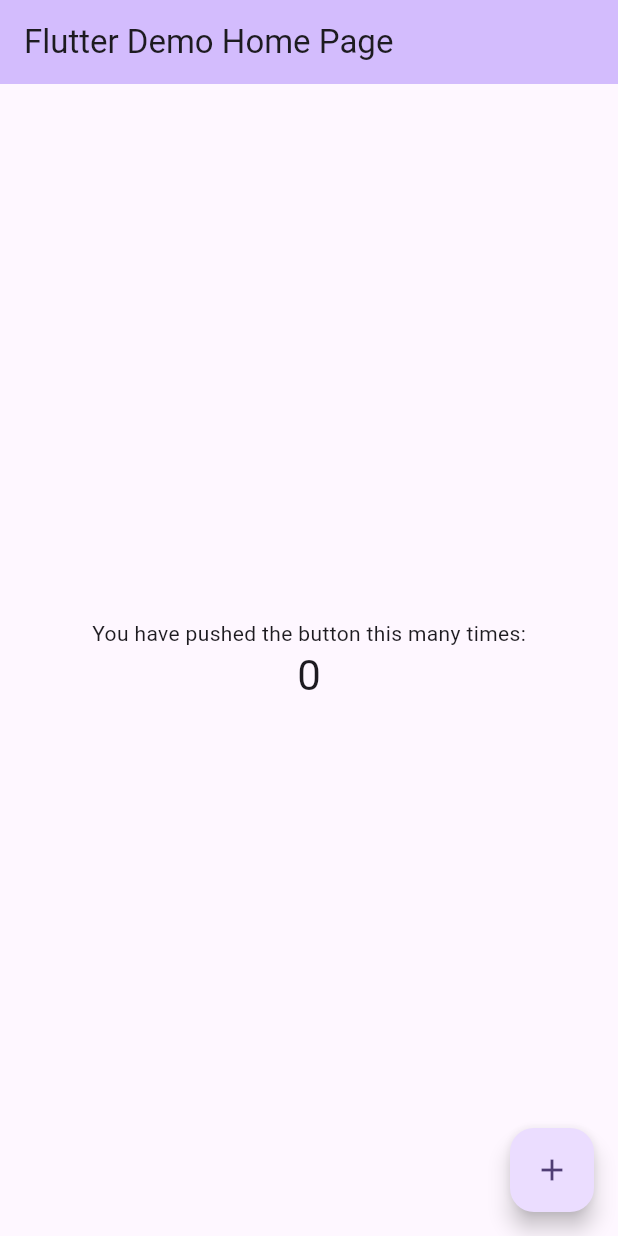
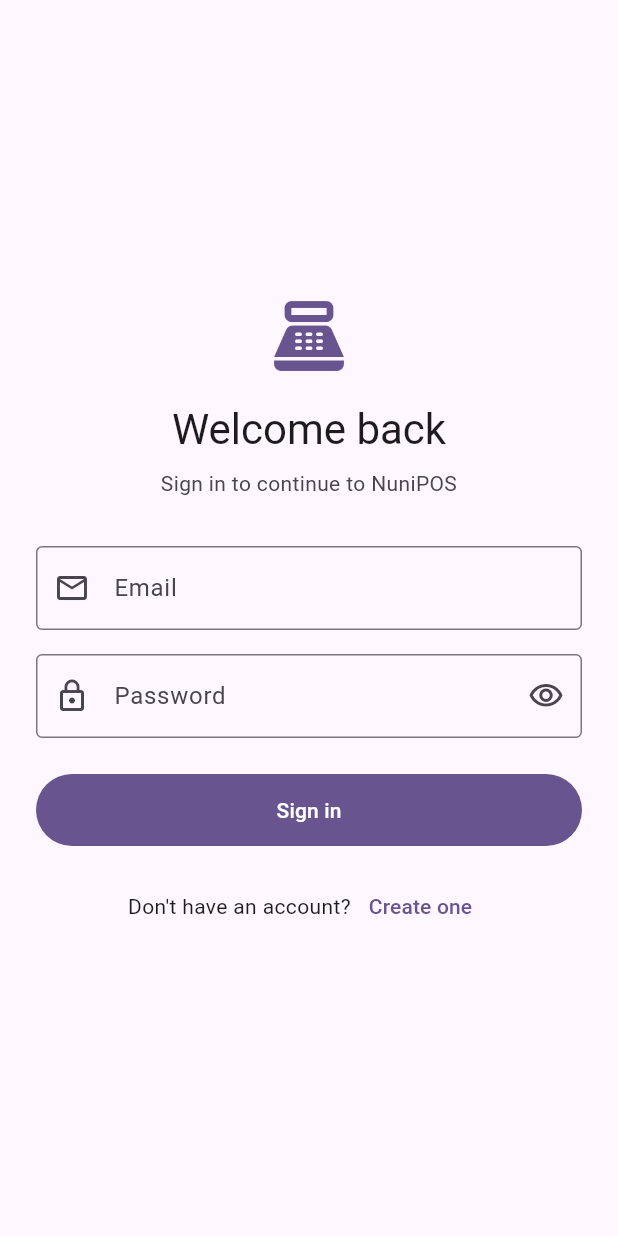
Before and after one commit to midnightdevlpr/nunipos, a Flutter app: the screen it shows after launch, on a phone screen of 412 x 824 dp. Run offline on Flutter 3.47's test engine with Material 3 defaults, Android fonts, the phone set to English and light mode, and no system bars.

Commit message:
login/register

```diff
--- a/lib/main.dart
+++ b/lib/main.dart
@@ -1,4 +1,6 @@
 import 'package:flutter/material.dart';
+
+import 'screens/login_screen.dart';
 
 void main() {
   runApp(const MyApp());
@@ -7,116 +9,15 @@
 class MyApp extends StatelessWidget {
   const MyApp({super.key});
 
-  // This widget is the root of your application.
   @override
   Widget build(BuildContext context) {
     return MaterialApp(
-      title: 'Flutter Demo',
+      title: 'NuniPOS',
       theme: ThemeData(
-        // This is the theme of your application.
-        //
-        // TRY THIS: Try running your application with "flutter run". You'll see
-        // the application has a purple toolbar. Then, without quitting the app,
-        // try changing the seedColor in the colorScheme below to Colors.green
-        // and then invoke "hot reload" (save your changes or press the "hot
-        // reload" button in a Flutter-supported IDE, or press "r" if you used
-        // the command line to start the app).
-        //
-        // Notice that the counter didn't reset back to zero; the application
-        // state is not lost during the reload. To reset the state, use hot
-        // restart instead.
-        //
-        // This works for code too, not just values: Most code changes can be
-        // tested with just a hot reload.
-        colorScheme: .fromSeed(seedColor: Colors.deepPurple),
+        colorScheme: ColorScheme.fromSeed(seedColor: Colors.deepPurple),
+        useMaterial3: true,
       ),
-      home: const MyHomePage(title: 'Flutter Demo Home Page'),
+      home: const LoginScreen(),
     );
   }
 }
-
-class MyHomePage extends StatefulWidget {
-  const MyHomePage({super.key, required this.title});
-
-  // This widget is the home page of your application. It is stateful, meaning
-  // that it has a State object (defined below) that contains fields that affect
-  // how it looks.
-
-  // This class is the configuration for the state. It holds the values (in this
-  // case the title) provided by the parent (in this case the App widget) and
-  // used by the build method of the State. Fields in a Widget subclass are
-  // always marked "final".
-
-  final String title;
-
-  @override
-  State<MyHomePage> createState() => _MyHomePageState();
-}
-
-class _MyHomePageState extends State<MyHomePage> {
-  int _counter = 0;
-
-  void _incrementCounter() {
-    setState(() {
-      // This call to setState tells the Flutter framework that something has
-      // changed in this State, which causes it to rerun the build method below
-      // so that the display can reflect the updated values. If we changed
-      // _counter without calling setState(), then the build method would not be
-      // called again, and so nothing would appear to happen.
-      _counter++;
-    });
-  }
-
-  @override
-  Widget build(BuildContext context) {
-    // This method is rerun every time setState is called, for instance as done
-    // by the _incrementCounter method above.
-    //
-    // The Flutter framework has been optimized to make rerunning build methods
-    // fast, so that you can just rebuild anything that needs updating rather
-    // than having to individually change instances of widgets.
-    return Scaffold(
-      appBar: AppBar(
-        // TRY THIS: Try changing the color here to a specific color (to
-        // Colors.amber, perhaps?) and trigger a hot reload to see the AppBar
-        // change color while the other colors stay the same.
-        backgroundColor: Theme.of(context).colorScheme.inversePrimary,
-        // Here we take the value from the MyHomePage object that was created by
-        // the App.build method, and use it to set our appbar title.
-        title: Text(widget.title),
-      ),
-      body: Center(
-        // Center is a layout widget. It takes a single child and positions it
-        // in the middle of the parent.
-        child: Column(
-          // Column is also a layout widget. It takes a list of children and
-          // arranges them vertically. By default, it sizes itself to fit its
-          // children horizontally, and tries to be as tall as its parent.
-          //
-          // Column has various properties to control how it sizes itself and
-          // how it positions its children. Here we use mainAxisAlignment to
-          // center the children vertically; the main axis here is the vertical
-          // axis because Columns are vertical (the cross axis would be
-          // horizontal).
-          //
-          // TRY THIS: Invoke "debug painting" (choose the "Toggle Debug Paint"
-          // action in the IDE, or press "p" in the console), to see the
-          // wireframe for each widget.
-          mainAxisAlignment: .center,
-          children: [
-            const Text('You have pushed the button this many times:'),
-            Text(
-              '$_counter',
-              style: Theme.of(context).textTheme.headlineMedium,
-            ),
-          ],
-        ),
-      ),
-      floatingActionButton: FloatingActionButton(
-        onPressed: _incrementCounter,
-        tooltip: 'Increment',
-        child: const Icon(Icons.add),
-      ),
-    );
-  }
-}
--- /dev/null
+++ b/lib/screens/login_screen.dart
@@ -0,0 +1,171 @@
+import 'package:flutter/material.dart';
+
+import '../services/auth_service.dart';
+import 'home_screen.dart';
+import 'register_screen.dart';
+
+class LoginScreen extends StatefulWidget {
+  const LoginScreen({super.key});
+
+  static const routeName = '/login';
+
+  @override
+  State<LoginScreen> createState() => _LoginScreenState();
+}
+
+class _LoginScreenState extends State<LoginScreen> {
+  final _formKey = GlobalKey<FormState>();
+  final _emailController = TextEditingController();
+  final _passwordController = TextEditingController();
+
+  bool _obscurePassword = true;
+  bool _isSubmitting = false;
+
+  @override
+  void dispose() {
+    _emailController.dispose();
+    _passwordController.dispose();
+    super.dispose();
+  }
+
+  Future<void> _submit() async {
+    if (!_formKey.currentState!.validate()) return;
+
+    setState(() => _isSubmitting = true);
+    final result = AuthService.instance.login(
+      email: _emailController.text,
+      password: _passwordController.text,
+    );
+    setState(() => _isSubmitting = false);
+
+    if (!mounted) return;
+
+    if (result.isSuccess) {
+      Navigator.of(context).pushAndRemoveUntil(
+        MaterialPageRoute(builder: (_) => const HomeScreen()),
+        (route) => false,
+      );
+    } else {
+      ScaffoldMessenger.of(context).showSnackBar(
+        SnackBar(content: Text(result.errorMessage!)),
+      );
+    }
+  }
+
+  void _goToRegister() {
+    Navigator.of(context).push(
+      MaterialPageRoute(builder: (_) => const RegisterScreen()),
+    );
+  }
+
+  @override
+  Widget build(BuildContext context) {
+    return Scaffold(
+      body: SafeArea(
+        child: Center(
+          child: SingleChildScrollView(
+            padding: const EdgeInsets.symmetric(horizontal: 24, vertical: 32),
+            child: ConstrainedBox(
+              constraints: const BoxConstraints(maxWidth: 400),
+              child: Form(
+                key: _formKey,
+                child: Column(
+                  crossAxisAlignment: CrossAxisAlignment.stretch,
+                  children: [
+                    Icon(
+                      Icons.point_of_sale,
+                      size: 56,
+                      color: Theme.of(context).colorScheme.primary,
+                    ),
+                    const SizedBox(height: 16),
+                    Text(
+                      'Welcome back',
+                      textAlign: TextAlign.center,
+                      style: Theme.of(context).textTheme.headlineMedium,
+                    ),
+                    const SizedBox(height: 8),
+                    Text(
+                      'Sign in to continue to NuniPOS',
+                      textAlign: TextAlign.center,
+                      style: Theme.of(context).textTheme.bodyMedium?.copyWith(
+                            color: Theme.of(context).colorScheme.onSurfaceVariant,
+                          ),
+                    ),
+                    const SizedBox(height: 32),
+                    TextFormField(
+                      controller: _emailController,
+                      keyboardType: TextInputType.emailAddress,
+                      autofillHints: const [AutofillHints.email],
+                      textInputAction: TextInputAction.next,
+                      decoration: const InputDecoration(
+                        labelText: 'Email',
+                        prefixIcon: Icon(Icons.email_outlined),
+                        border: OutlineInputBorder(),
+                      ),
+                      validator: (value) {
+                        final text = value?.trim() ?? '';
+                        if (text.isEmpty) return 'Enter your email';
+                        final emailPattern = RegExp(r'^[^@\s]+@[^@\s]+\.[^@\s]+$');
+                        if (!emailPattern.hasMatch(text)) {
+                          return 'Enter a valid email';
+                        }
+                        return null;
+                      },
+                    ),
+                    const SizedBox(height: 16),
+                    TextFormField(
+                      controller: _passwordController,
+                      obscureText: _obscurePassword,
+                      autofillHints: const [AutofillHints.password],
+                      textInputAction: TextInputAction.done,
+                      onFieldSubmitted: (_) => _submit(),
+                      decoration: InputDecoration(
+                        labelText: 'Password',
+                        prefixIcon: const Icon(Icons.lock_outline),
+                        border: const OutlineInputBorder(),
+                        suffixIcon: IconButton(
+                          icon: Icon(
+                            _obscurePassword ? Icons.visibility_outlined : Icons.visibility_off_outlined,
+                          ),
+                          onPressed: () => setState(() => _obscurePassword = !_obscurePassword),
+                        ),
+                      ),
+                      validator: (value) {
+                        if ((value ?? '').isEmpty) return 'Enter your password';
+                        return null;
+                      },
+                    ),
+                    const SizedBox(height: 24),
+                    FilledButton(
+                      onPressed: _isSubmitting ? null : _submit,
+                      style: FilledButton.styleFrom(padding: const EdgeInsets.symmetric(vertical: 14)),
+                      child: _isSubmitting
+                          ? const SizedBox(
+                              height: 20,
+                              width: 20,
+                              child: CircularProgressIndicator(strokeWidth: 2.5),
+                            )
+                          : const Text('Sign in'),
+                    ),
+                    const SizedBox(height: 16),
+                    Wrap(
+                      alignment: WrapAlignment.center,
+                      crossAxisAlignment: WrapCrossAlignment.center,
+                      children: [
+                        const Text("Don't have an account?"),
+                        TextButton(
+                          onPressed: _isSubmitting ? null : _goToRegister,
+                          child: const Text('Create one'),
+                        ),
+                      ],
+                    ),
+                  ],
+                ),
+              ),
+            ),
+          ),
+        ),
+      ),
+    );
+  }
+}
--- /dev/null
+++ b/lib/services/auth_service.dart
@@ -0,0 +1,73 @@
+import 'package:flutter/foundation.dart';
+
+/// A registered user of the POS system.
+class AppUser {
+  AppUser({required this.name, required this.email});
+
+  final String name;
+  final String email;
+}
+
+/// Result of an auth operation, carrying an optional error message.
+class AuthResult {
+  const AuthResult.success() : errorMessage = null;
+  const AuthResult.failure(this.errorMessage);
+
+  final String? errorMessage;
+  bool get isSuccess => errorMessage == null;
+}
+
+/// In-memory authentication service.
+///
+/// There is no backend wired up yet, so accounts and sessions only live for
+/// the lifetime of the app. The public API (register/login/logout) is shaped
+/// so it can be swapped for a real backend later without touching the UI.
+class AuthService {
+  AuthService._();
+  static final AuthService instance = AuthService._();
+
+  final Map<String, _StoredAccount> _accountsByEmail = {};
+  final ValueNotifier<AppUser?> currentUser = ValueNotifier<AppUser?>(null);
+
+  AuthResult register({
+    required String name,
+    required String email,
+    required String password,
+  }) {
+    final normalizedEmail = email.trim().toLowerCase();
+    if (_accountsByEmail.containsKey(normalizedEmail)) {
+      return const AuthResult.failure('An account with this email already exists.');
+    }
+
+    _accountsByEmail[normalizedEmail] = _StoredAccount(
+      name: name.trim(),
+      email: normalizedEmail,
+      password: password,
+    );
+    currentUser.value = AppUser(name: name.trim(), email: normalizedEmail);
+    return const AuthResult.success();
+  }
+
+  AuthResult login({required String email, required String password}) {
+    final normalizedEmail = email.trim().toLowerCase();
+    final account = _accountsByEmail[normalizedEmail];
+    if (account == null || account.password != password) {
+      return const AuthResult.failure('Incorrect email or password.');
+    }
+
+    currentUser.value = AppUser(name: account.name, email: account.email);
+    return const AuthResult.success();
+  }
+
+  void logout() {
+    currentUser.value = null;
+  }
+}
+
+class _StoredAccount {
+  _StoredAccount({required this.name, required this.email, required this.password});
+
+  final String name;
+  final String email;
+  final String password;
+}
```
Also changed, not shown: lib/screens/home_screen.dart (added, +64 -0 lines), lib/screens/register_screen.dart (added, +207 -0 lines), 1 other file.
